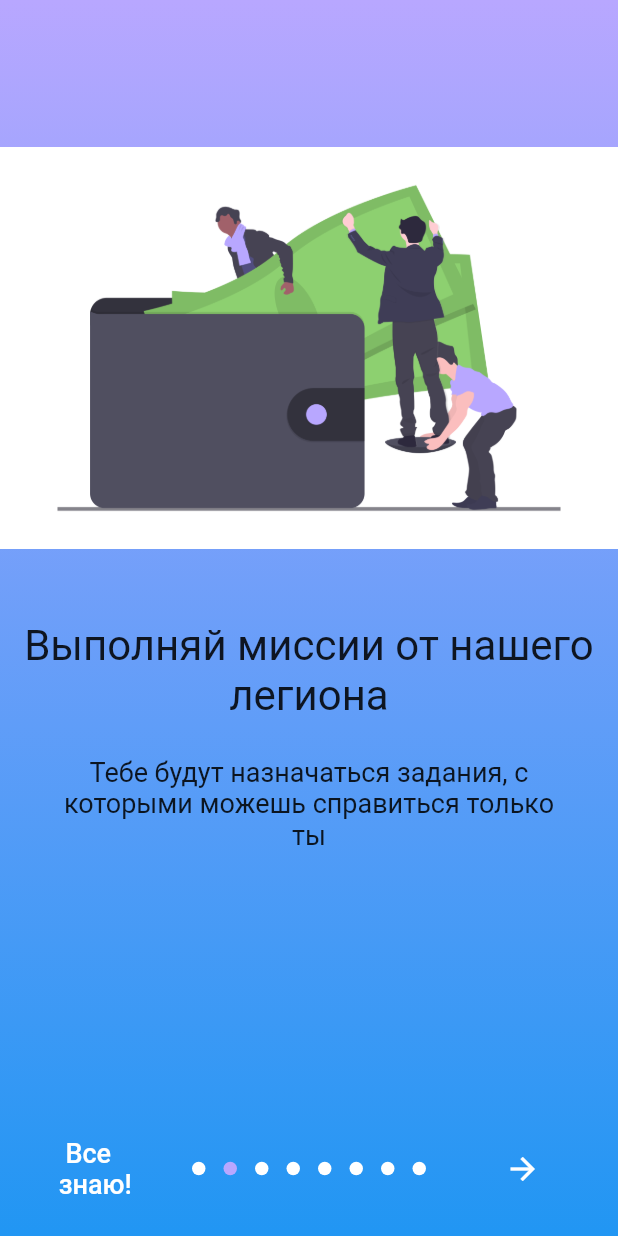
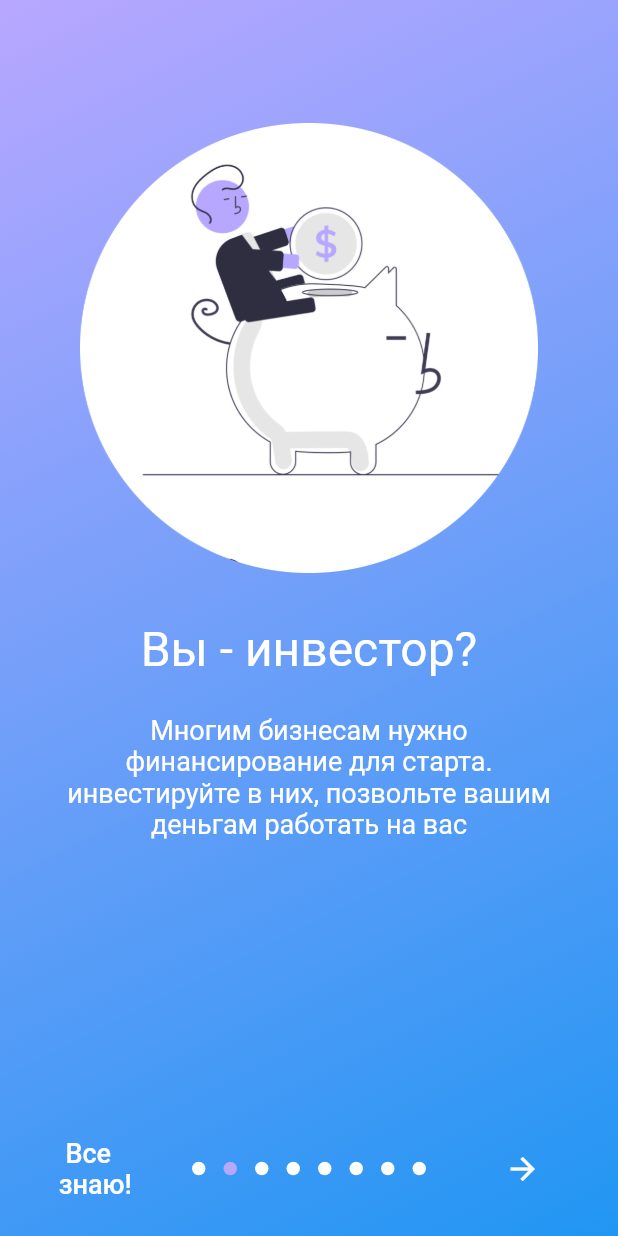
Before and after one commit to aiekseu/tomsk_fintech_hack, a Flutter app: the screen it shows after launch, swiped to page 2, on a phone screen of 412 x 824 dp. Run offline on Flutter 3.47's test engine with Material 2 defaults, Android fonts, the phone set to English and light mode, and no system bars; drawn by our look-alikes of introduction_screen; our stand-ins replace animated_bottom_navigation_bar, flutter_riverpod.

Commit message:
added introduction page version 2.0

```diff
--- a/lib/app/introduction/introduction_page.dart
+++ b/lib/app/introduction/introduction_page.dart
@@ -12,8 +12,8 @@ class IntroductionPage extends ConsumerWidget {
   PageDecoration _buildPageDecoration() {
     const boxDecoration = const BoxDecoration(
       gradient: LinearGradient(
-          begin: Alignment.topCenter,
-          end: Alignment.bottomCenter,
+          begin: Alignment.topLeft,
+          end: Alignment.bottomRight,
           colors: [
             Color(0xffB8A7FF),
             Color(0xff2196F3),
@@ -36,9 +36,7 @@ class IntroductionPage extends ConsumerWidget {
   }
 
   Widget _buildImage(String assetName, [double height = 300]) {
-    return Container(
-        child: Image.asset('images/$assetName', height: height)
-    );
+    return Container(child: Image.asset('images/$assetName', height: height));
   }
 
   @override
@@ -61,58 +59,109 @@ class IntroductionPage extends ConsumerWidget {
               pages: [
                 PageViewModel(
                     titleWidget: Text(
-                      "Добро пожаловать в\nLend Land!",
+                      "Добро пожаловать в\nLendLand!",
                       textAlign: TextAlign.center,
                       style: TextStyle(color: Colors.white, fontSize: 32),
                     ),
                     bodyWidget: Text(
-                      "Ты вступаешь в ряды настоящих легионеров, но перед этим тебе нужно неплохо так подлутаться",
+                      "Вы отваживаетесь сделать шаг в мир инвестиций - мир, полный перспективных идей, новых возможностей и весомого профита",
                       textAlign: TextAlign.center,
                       style: TextStyle(color: Colors.white, fontSize: 18),
                     ),
                     image: _buildImage('explore_circled.png'),
                     decoration: _buildPageDecoration()),
                 PageViewModel(
-                    title: "Выполняй миссии от нашего легиона",
-                    body:
-                    "Тебе будут назначаться задания, с которыми можешь справиться только ты",
-                    image: _buildImage('wallet.png'),
-                    decoration: _buildPageDecoration()),
-                PageViewModel(
-                    title: "Выполняй миссии от нашего легиона",
-                    body:
-                    "Тебе будут назначаться задания, с которыми можешь справиться только ты",
+                    titleWidget: Text(
+                      "Вы - инвестор?",
+                      textAlign: TextAlign.center,
+                      style: TextStyle(color: Colors.white, fontSize: 32),
+                    ),
+                    bodyWidget: Text(
+                      "Многим бизнесам нужно финансирование для старта. инвестируйте в них, позвольте вашим деньгам работать на вас",
+                      textAlign: TextAlign.center,
+                      style: TextStyle(color: Colors.white, fontSize: 18),
+                    ),
                     image: _buildImage('savings.png'),
                     decoration: _buildPageDecoration()),
                 PageViewModel(
-                    title: "Выполняй миссии от нашего легиона",
-                    body:
-                        "Тебе будут назначаться задания, с которыми можешь справиться только ты",
-                    image: _buildImage('analyze.png'),
+                    titleWidget: Text(
+                      "Становитесь фигурой бизнеса",
+                      textAlign: TextAlign.center,
+                      style: TextStyle(color: Colors.white, fontSize: 32),
+                    ),
+                    bodyWidget: Text(
+                      "Вы будете финансировать стартапы, бизнесы, проекты. Вы станете полноценным владельцем доли бизнеса",
+                      textAlign: TextAlign.center,
+                      style: TextStyle(color: Colors.white, fontSize: 18),
+                    ),
+                    image: _buildImage('career_ladder.png'),
                     decoration: _buildPageDecoration()),
                 PageViewModel(
-                    title: "Миссия - это злодей. Одолей его!",
-                    body:
-                        "На каждом из этих заданий тебя ждет мини-монстр или баг, ты должен его одолеть!",
-                    image: _buildImage('growth.png'),
+                    titleWidget: Text(
+                      "Оценивайте свои шансы",
+                      textAlign: TextAlign.center,
+                      style: TextStyle(color: Colors.white, fontSize: 32),
+                    ),
+                    bodyWidget: Text(
+                      "Вы будете использовать графики, чарты, цифры, чтобы предсказывать будущее!",
+                      textAlign: TextAlign.center,
+                      style: TextStyle(color: Colors.white, fontSize: 18),
+                    ),
+                    image: _buildImage('metrix.png'),
                     decoration: _buildPageDecoration()),
                 PageViewModel(
-                    title: "Не бойся, ты не один!",
-                    body:
-                        "Для решения задач тебе понадобится помощь твоих товарищей, так что вперед собирай команду!",
-                    image: _buildImage('instant_info.png'),
+                    titleWidget: Text(
+                      "Хотите продвигать свой бизнес?",
+                      textAlign: TextAlign.center,
+                      style: TextStyle(color: Colors.white, fontSize: 32),
+                    ),
+                    bodyWidget: Text(
+                      "Регистрируйте свой магазин, организацию, компанию - познакомьте ваш бизнес с другими",
+                      textAlign: TextAlign.center,
+                      style: TextStyle(color: Colors.white, fontSize: 18),
+                    ),
+                    image: _buildImage('business_shop.png'),
                     decoration: _buildPageDecoration()),
                 PageViewModel(
-                    title: "Доспехи - это твое все",
-                    body:
-                        "Победив монстра, вытащи все, что с него выпало, может пригодится)",
-                    image: _buildImage('plans.png'),
+                    titleWidget: Text(
+                      "Находите инвесторов",
+                      textAlign: TextAlign.center,
+                      style: TextStyle(color: Colors.white, fontSize: 32),
+                    ),
+                    bodyWidget: Text(
+                      "Получайте финансирование от людей, готовых поднимать вашу дефтельность вместе",
+                      textAlign: TextAlign.center,
+                      style: TextStyle(color: Colors.white, fontSize: 18),
+
+                    ),
+                    image: _buildImage('business_deal.png'),
                     decoration: _buildPageDecoration()),
                 PageViewModel(
-                    title: "Победи всех монстров\nи стань легионером!",
-                    body:
-                        "Как только ты получил свои доспехи, только тогда станешь полноценным членом легиона",
-                    image: _buildImage('progress_data.png'),
+                    titleWidget: Text(
+                      "Так выгоднее!",
+                      textAlign: TextAlign.center,
+                      style: TextStyle(color: Colors.white, fontSize: 32),
+                    ),
+                    bodyWidget: Text(
+                      "Вы получаете помощь с заинтересованных людей, принимающие риски. ",
+                      textAlign: TextAlign.center,
+                      style: TextStyle(color: Colors.white, fontSize: 18),
+                    ),
+                    image: _buildImage('discount.png'),
+                    decoration: _buildPageDecoration()),
+                PageViewModel(
+                    titleWidget: Text(
+                      "Есть идея, есть деньги - за дело!",
+                      textAlign: TextAlign.center,
+                      style: TextStyle(color: Colors.white, fontSize: 32),
+                    ),
+                    bodyWidget: Container(),
+                    // bodyWidget: Text(
+                    //   "Есть идея, есть деньги - пора работать!",
+                    //   textAlign: TextAlign.center,
+                    //   style: TextStyle(color: Colors.white, fontSize: 18),
+                    // ),
+                    image: _buildImage('powerful.png'),
                     decoration: _buildPageDecoration()),
               ],
               dotsFlex: 2,
```
Also changed, not shown: images/business_deal.png (added), images/business_shop.png (added), images/career_ladder.png (added), images/crypto_flowers.png (added), images/discount.png (added), images/instant_info.png (deleted), images/metrix.png (added), images/plans.png (deleted), images/powerful.png (added), images/progress_data.png (deleted), images/savings.png, images/transfer_money.png (added), images/wallet.png.
